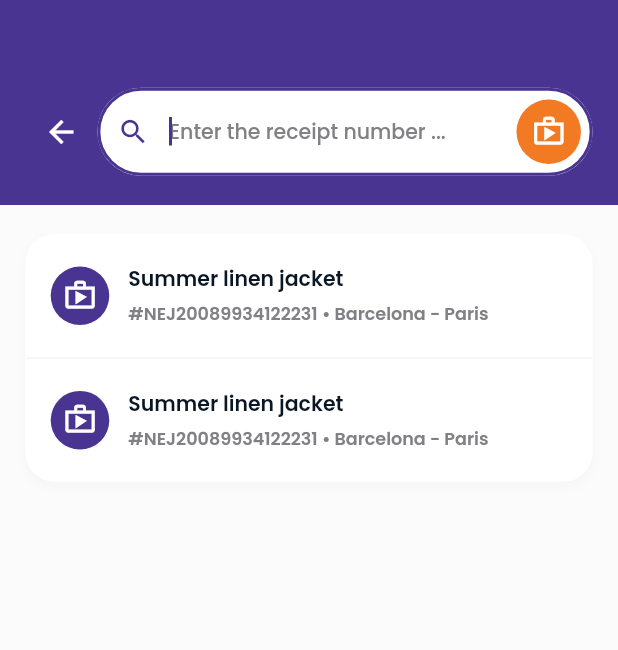
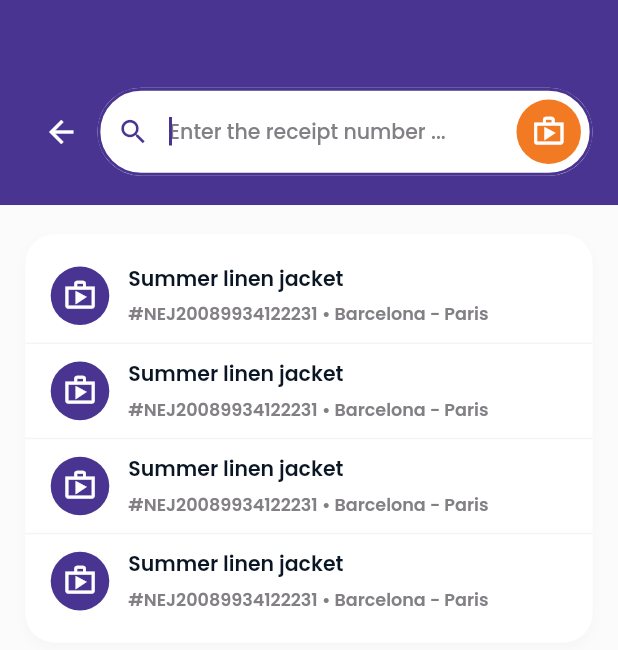
Before and after one commit to applevinc/movemate, a Flutter app: the SearchShipmentScreen screen opened directly, on a phone screen of 412 x 824 dp. Shown: the top 650 px of the screen. Run offline on Flutter 3.47's test engine with Material 2 defaults, Android fonts, the phone set to English and light mode, and no system bars; drawn by our look-alikes of flutter_animate; our stand-ins replace cached_network_image, flutter_screenutil, google_fonts; network calls fail.

Commit message:
search shipment animation

```diff
--- a/lib/screens/home/components/home_appbar_view.dart
+++ b/lib/screens/home/components/home_appbar_view.dart
@@ -1,4 +1,5 @@
 import 'package:flutter/material.dart';
+import 'package:flutter/services.dart';
 import 'package:flutter_animate/flutter_animate.dart';
 import 'package:flutter_screenutil/flutter_screenutil.dart';
 import 'package:movemate/core/styles/colors.dart';
@@ -22,6 +23,7 @@ class HomeAppBarView extends StatelessWidget {
       backgroundColor: Colors.white,
       elevation: 0,
       expandedHeight: 152.h,
+      systemOverlayStyle: SystemUiOverlayStyle.light,
       flexibleSpace: FlexibleSpaceBar(
         stretchModes: const [StretchMode.zoomBackground],
         background: Container(
--- a/lib/screens/home/search_shipment/search_shipment_screen.dart
+++ b/lib/screens/home/search_shipment/search_shipment_screen.dart
@@ -1,4 +1,6 @@
 import 'package:flutter/material.dart';
+import 'package:flutter/services.dart';
+import 'package:flutter_animate/flutter_animate.dart';
 import 'package:flutter_screenutil/flutter_screenutil.dart';
 import 'package:movemate/core/styles/colors.dart';
 import 'package:movemate/core/styles/spacing.dart';
@@ -6,12 +8,19 @@ import 'package:movemate/core/styles/text.dart';
 import 'package:movemate/screens/widgets/custom_divider.dart';
 import 'package:movemate/screens/widgets/search_textfield.dart';
 
-class SearchShipmentScreen extends StatelessWidget {
+class SearchShipmentScreen extends StatefulWidget {
   const SearchShipmentScreen({super.key});
 
   @override
+  State<SearchShipmentScreen> createState() => _SearchShipmentScreenState();
+}
+
+class _SearchShipmentScreenState extends State<SearchShipmentScreen> {
+  @override
   Widget build(BuildContext context) {
-    return Scaffold(
+    return AnnotatedRegion<SystemUiOverlayStyle>(
+      value: SystemUiOverlayStyle.light,
+      child: Scaffold(
         body: Column(
           children: [
             Container(
@@ -48,22 +57,33 @@ class SearchShipmentScreen extends StatelessWidget {
                 boxShadow: AppColors.boxshadow,
                 borderRadius: BorderRadius.circular(20.r),
               ),
-            child: Column(
-              children: const [
-                SearchShipmentResultView(),
-                CustomDivider(),
-                SearchShipmentResultView(),
-              ],
+              child: ListView.separated(
+                shrinkWrap: true,
+                itemCount: 4,
+                padding: EdgeInsets.zero,
+                itemBuilder: (context, index) {
+                  return SearchShipmentResultView(index: index);
+                },
+                separatorBuilder: (context, index) => CustomDivider(
+                  padding: EdgeInsets.symmetric(vertical: 10.h),
+                ).animate(key: UniqueKey()).slideY(
+                      begin: 0.7.h,
+                      duration: Duration(milliseconds: 600 + (index * 50)),
+                      curve: Curves.easeIn,
+                    ),
               ),
             ),
           ],
+        ),
       ),
     );
   }
 }
 
 class SearchShipmentResultView extends StatelessWidget {
-  const SearchShipmentResultView({super.key});
+  const SearchShipmentResultView({super.key, required this.index});
+
+  final int index;
 
   @override
   Widget build(BuildContext context) {
@@ -109,6 +129,10 @@ class SearchShipmentResultView extends StatelessWidget {
           ),
         ],
       ),
+    ).animate(key: UniqueKey()).slideY(
+          begin: 0.7.h,
+          duration: Duration(milliseconds: 600 + (index * 50)),
+          curve: Curves.easeIn,
         );
   }
 }
--- a/lib/screens/widgets/custom_divider.dart
+++ b/lib/screens/widgets/custom_divider.dart
@@ -3,13 +3,15 @@ import 'package:flutter_screenutil/flutter_screenutil.dart';
 import 'package:movemate/core/styles/colors.dart';
 
 class CustomDivider extends StatelessWidget {
-  const CustomDivider({super.key});
+  const CustomDivider({super.key, this.padding});
+
+  final EdgeInsetsGeometry? padding;
 
   @override
   Widget build(BuildContext context) {
     return Container(
       height: 1.h,
-      margin: EdgeInsets.symmetric(vertical: 20.h),
+      margin: padding ?? EdgeInsets.symmetric(vertical: 20.h),
       color: AppColors.grey,
     );
   }
```
Lines whose indentation alone changed are shown as unchanged.
